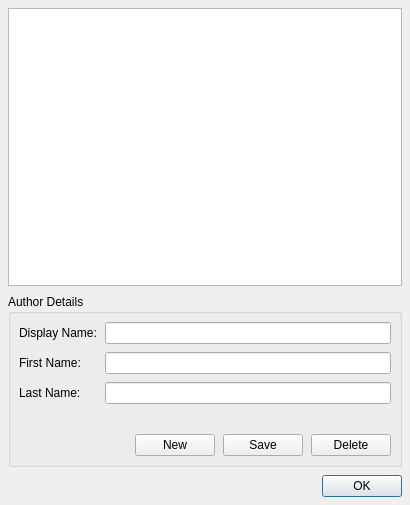
This is resources/forms/authorsdialog.ui in zonArt/openlp as Qt 5 draws it before an edit. The edited form follows.
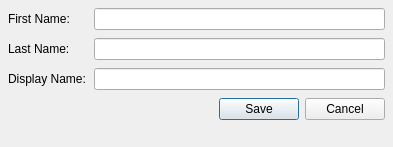
This is the edited form. Icons and pictures are not drawn.

Commit message: Lots of yummy updates to the song maintenance form.

The edit to the form file:
```diff
--- a/resources/forms/authorsdialog.ui
+++ b/resources/forms/authorsdialog.ui
@@ -1,193 +1,67 @@
 <ui version="4.0" >
  <class>AuthorsDialog</class>
- <widget class="QDialog" name="AuthorsDialog" >
-  <property name="geometry" >
+ <widget class="QDialog" name="AuthorsDialog">
+  <property name="geometry">
    <rect>
     <x>0</x>
     <y>0</y>
-    <width>410</width>
-    <height>505</height>
+    <width>393</width>
+    <height>147</height>
    </rect>
   </property>
   <property name="windowTitle" >
    <string>Author Maintenance</string>
   </property>
-  <layout class="QVBoxLayout" name="DialogLayout" >
-   <property name="spacing" >
+  <layout class="QFormLayout" name="AuthorsLayout">
+   <property name="horizontalSpacing">
     <number>8</number>
    </property>
-   <property name="margin" >
+   <property name="verticalSpacing">
     <number>8</number>
    </property>
-   <item>
-    <widget class="QTableWidget" name="AuthorListView" >
-     <property name="dragEnabled" >
-      <bool>true</bool>
+   <property name="margin">
+    <number>8</number>
+   </property>
+   <item row="0" column="1">
+    <widget class="QLineEdit" name="FirstNameEdit"/>
+   </item>
+   <item row="2" column="1">
+    <widget class="QLineEdit" name="DisplayEdit"/>
+   </item>
+   <item row="2" column="0">
+    <widget class="QLabel" name="DisplayLabel">
+     <property name="text">
+      <string>Display Name:</string>
      </property>
-     <property name="alternatingRowColors" >
-      <bool>true</bool>
-     </property>
-     <property name="columnCount" >
-      <number>0</number>
-     </property>
     </widget>
    </item>
-   <item>
-    <widget class="QGroupBox" name="AuthorDetails" >
-     <property name="minimumSize" >
-      <size>
-       <width>0</width>
-       <height>0</height>
-      </size>
+   <item row="0" column="0">
+    <widget class="QLabel" name="FirstNameLabel">
+     <property name="text">
+      <string>First Name:</string>
      </property>
-     <property name="title" >
-      <string>Author Details</string>
-     </property>
-     <layout class="QVBoxLayout" name="AuthorLayout" >
-      <property name="spacing" >
-       <number>8</number>
-      </property>
-      <property name="margin" >
-       <number>8</number>
-      </property>
-      <item>
-       <widget class="QWidget" native="1" name="DetailsWidget" >
-        <layout class="QFormLayout" name="DetailsLayout" >
-         <property name="horizontalSpacing" >
-          <number>8</number>
-         </property>
-         <property name="verticalSpacing" >
-          <number>8</number>
-         </property>
-         <property name="margin" >
-          <number>0</number>
-         </property>
-         <item row="0" column="0" >
-          <widget class="QLabel" name="DisplayLabel" >
-           <property name="text" >
-            <string>Display Name:</string>
-           </property>
-          </widget>
-         </item>
-         <item row="0" column="1" >
-          <widget class="QLineEdit" name="DisplayEdit" />
-         </item>
-         <item row="1" column="0" >
-          <widget class="QLabel" name="FirstNameLabel" >
-           <property name="text" >
-            <string>First Name:</string>
-           </property>
-          </widget>
-         </item>
-         <item row="1" column="1" >
-          <widget class="QLineEdit" name="FirstNameEdit" />
-         </item>
-         <item row="2" column="0" >
-          <widget class="QLabel" name="LastNameLabel" >
-           <property name="text" >
-            <string>Last Name:</string>
-           </property>
-          </widget>
-         </item>
-         <item row="2" column="1" >
-          <widget class="QLineEdit" name="LastNameEdit" />
-         </item>
-        </layout>
-       </widget>
-      </item>
-      <item>
-       <widget class="QLabel" name="MessageLabel" >
-        <property name="text" >
-         <string/>
-        </property>
-       </widget>
-      </item>
-      <item>
-       <widget class="QWidget" native="1" name="ButtonWidget" >
-        <property name="minimumSize" >
-         <size>
-          <width>0</width>
-          <height>0</height>
-         </size>
-        </property>
-        <layout class="QHBoxLayout" name="ButtonLayout" >
-         <property name="spacing" >
-          <number>8</number>
-         </property>
-         <property name="margin" >
-          <number>0</number>
-         </property>
-         <item>
-          <spacer name="ButtonSpacer" >
-           <property name="orientation" >
-            <enum>Qt::Horizontal</enum>
-           </property>
-           <property name="sizeHint" stdset="0" >
-            <size>
-             <width>198</width>
-             <height>20</height>
-            </size>
-           </property>
-          </spacer>
-         </item>
-         <item>
-          <widget class="QPushButton" name="ClearButton" >
-           <property name="toolTip" >
-            <string>Clear Selection</string>
-           </property>
-           <property name="text" >
-            <string>New</string>
-           </property>
-           <property name="icon" >
-            <iconset resource="../images/openlp-2.qrc" >
-             <normaloff>:/services/service_new.png</normaloff>:/services/service_new.png</iconset>
-           </property>
-          </widget>
-         </item>
-         <item>
-          <widget class="QPushButton" name="AddUpdateButton" >
-           <property name="toolTip" >
-            <string>Add Update Author</string>
-           </property>
-           <property name="text" >
-            <string>Save</string>
-           </property>
-           <property name="icon" >
-            <iconset resource="../images/openlp-2.qrc" >
-             <normaloff>:/services/service_save.png</normaloff>:/services/service_save.png</iconset>
-           </property>
-          </widget>
-         </item>
-         <item>
-          <widget class="QPushButton" name="DeleteButton" >
-           <property name="toolTip" >
-            <string>Delete Author</string>
-           </property>
-           <property name="text" >
-            <string>Delete</string>
-           </property>
-           <property name="icon" >
-            <iconset resource="../images/openlp-2.qrc" >
-             <normaloff>:/services/service_delete.png</normaloff>:/services/service_delete.png</iconset>
-           </property>
-          </widget>
-         </item>
-        </layout>
-       </widget>
-      </item>
-     </layout>
     </widget>
    </item>
-   <item>
-    <widget class="QDialogButtonBox" name="buttonBox" >
-     <property name="toolTip" >
+   <item row="3" column="1">
+    <widget class="QDialogButtonBox" name="AuthorButtonBox">
+     <property name="toolTip">
       <string>Exit Screen</string>
      </property>
      <property name="orientation" >
       <enum>Qt::Horizontal</enum>
      </property>
-     <property name="standardButtons" >
-      <set>QDialogButtonBox::Ok</set>
+     <property name="standardButtons">
+      <set>QDialogButtonBox::Cancel|QDialogButtonBox::Save</set>
+     </property>
+    </widget>
+   </item>
+   <item row="1" column="1">
+    <widget class="QLineEdit" name="LastNameEdit"/>
+   </item>
+   <item row="1" column="0">
+    <widget class="QLabel" name="LastNameLabel">
+     <property name="text">
+      <string>Last Name:</string>
      </property>
     </widget>
    </item>
```
Left out of the diff: 21 changed lines with no effect on the pictures. The commit also changes 16 other files.
